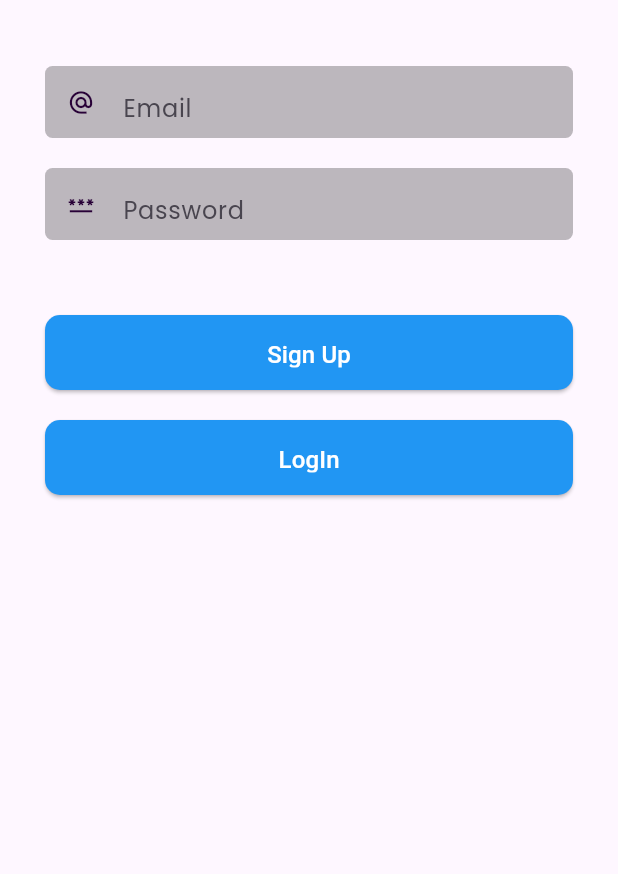
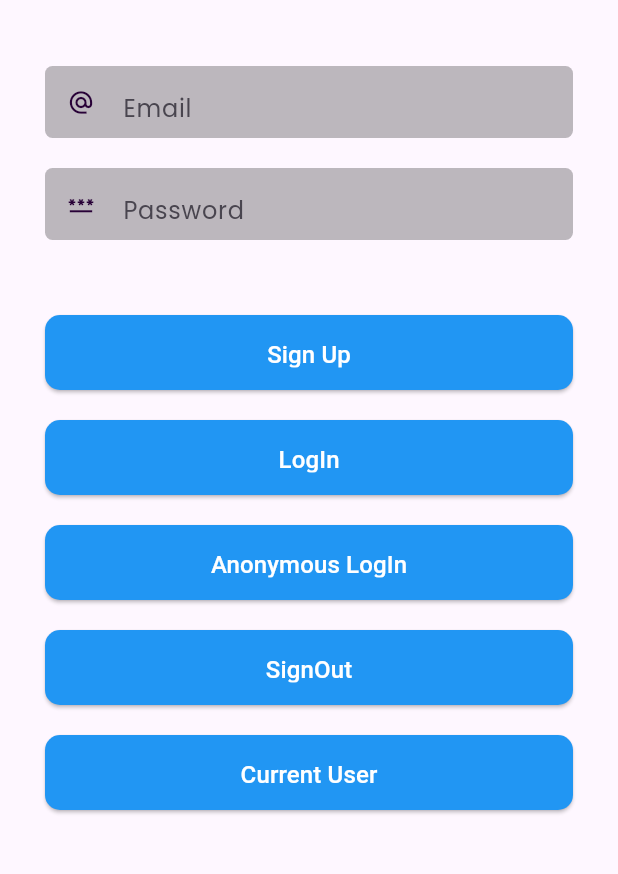
Before and after one commit to Abd-Khn/firebase_authentication, a Flutter app: the screen it shows after launch, on a phone screen of 412 x 824 dp, the part 63-937 px from its top. Run offline on Flutter 3.47's test engine with Material 3 defaults, Android fonts, the phone set to English and light mode, and no system bars; our stand-ins replace firebase_auth, firebase_core, google_fonts; accounts and stored records are empty.

Commit message:
Added Anonymous SignIn

```diff
--- a/lib/SignupScreen.dart
+++ b/lib/SignupScreen.dart
@@ -33,7 +33,8 @@ class _SignUpScreenState extends State<SignUpScreen> {
         ),
         centerTitle: true,
       ),
-      body: Padding(
+      body: SingleChildScrollView(
+        child: Padding(
           padding: const EdgeInsets.all(30.0),
           child: Column(
             children: [
@@ -163,7 +164,82 @@ class _SignUpScreenState extends State<SignUpScreen> {
                   style: TextStyle(fontSize: 16, color: Colors.white),
                 ),
               ),
+              SizedBox(height: 20),
+              ElevatedButton(
+                onPressed: () {
+                  try {
+                    firebase_auth.signInAnonymously().then((value) {
+                      print("object ${firebase_auth.currentUser.toString()}");
+                    }).onError((error, stackTrace) {
+                      print(
+                          "The supplied auth credential is incorrect, malformed or has expired");
+                    });
+                  } catch (e) {
+                    print("Error ${e.toString()}");
+                  }
+                },
+                style: ElevatedButton.styleFrom(
+                  fixedSize: Size(2000, 50),
+                  backgroundColor: Colors.blue, // Background color
+                  padding: EdgeInsets.symmetric(
+                      horizontal: 50, vertical: 15), // Button padding
+                  shape: RoundedRectangleBorder(
+                    borderRadius: BorderRadius.circular(10), // Rounded corners
+                  ),
+                ),
+                child: Text(
+                  "Anonymous LogIn",
+                  style: TextStyle(fontSize: 16, color: Colors.white),
+                ),
+              ),
+              SizedBox(height: 20),
+              ElevatedButton(
+                onPressed: () {
+                  try {
+                    print("object ${firebase_auth.currentUser.toString()}");
+                  } catch (e) {
+                    print("Error ${e.toString()}");
+                  }
+                },
+                style: ElevatedButton.styleFrom(
+                  fixedSize: Size(2000, 50),
+                  backgroundColor: Colors.blue, // Background color
+                  padding: EdgeInsets.symmetric(
+                      horizontal: 50, vertical: 15), // Button padding
+                  shape: RoundedRectangleBorder(
+                    borderRadius: BorderRadius.circular(10), // Rounded corners
+                  ),
+                ),
+                child: Text(
+                  "SignOut",
+                  style: TextStyle(fontSize: 16, color: Colors.white),
+                ),
+              ),
+              SizedBox(height: 20),
+              ElevatedButton(
+                onPressed: () {
+                  try {
+                    firebase_auth.signOut();
+                  } catch (e) {
+                    print("Error ${e.toString()}");
+                  }
+                },
+                style: ElevatedButton.styleFrom(
+                  fixedSize: Size(2000, 50),
+                  backgroundColor: Colors.blue, // Background color
+                  padding: EdgeInsets.symmetric(
+                      horizontal: 50, vertical: 15), // Button padding
+                  shape: RoundedRectangleBorder(
+                    borderRadius: BorderRadius.circular(10), // Rounded corners
+                  ),
+                ),
+                child: Text(
+                  "Current User",
+                  style: TextStyle(fontSize: 16, color: Colors.white),
+                ),
+              ),
             ],
+          ),
         ),
       ),
     );
```
Lines whose indentation alone changed are shown as unchanged.
